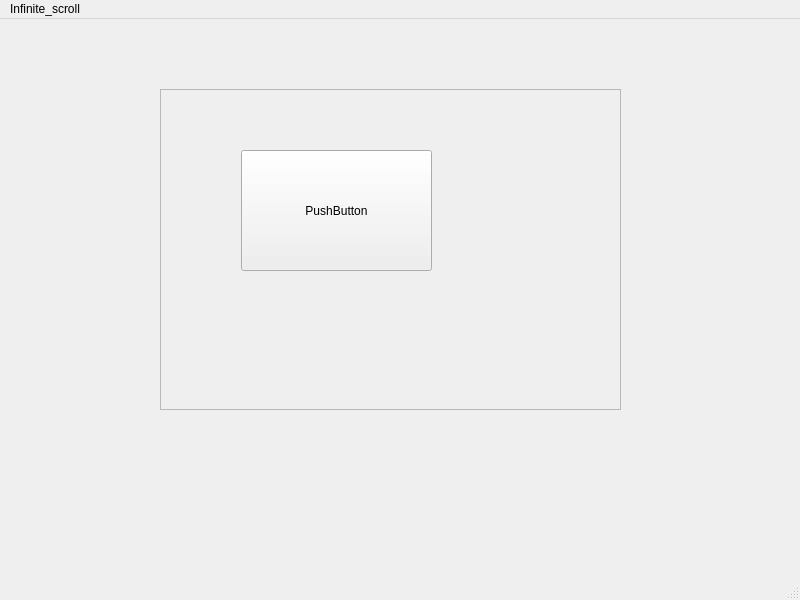
Calquito/TECflix, file TECflix/infinite_scroll.ui: the form before one commit.
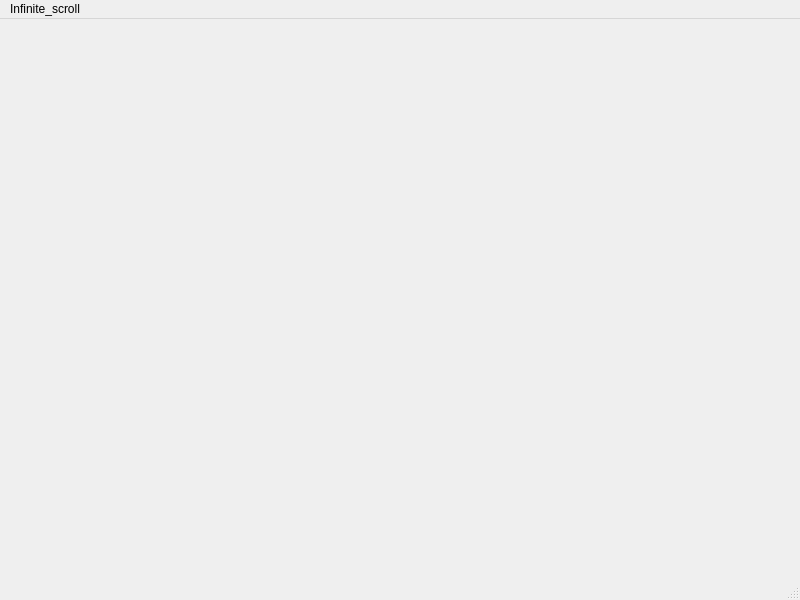
The form after the commit.

```diff
--- a/TECflix/infinite_scroll.ui
+++ b/TECflix/infinite_scroll.ui
@@ -13,44 +13,7 @@
   <property name="windowTitle">
    <string>MainWindow</string>
   </property>
-  <widget class="QWidget" name="centralwidget">
-   <widget class="QScrollArea" name="scrollArea">
-    <property name="geometry">
-     <rect>
-      <x>160</x>
-      <y>70</y>
-      <width>461</width>
-      <height>321</height>
-     </rect>
-    </property>
-    <property name="widgetResizable">
-     <bool>true</bool>
-    </property>
-    <widget class="QWidget" name="scrollAreaWidgetContents">
-     <property name="geometry">
-      <rect>
-       <x>0</x>
-       <y>0</y>
-       <width>459</width>
-       <height>319</height>
-      </rect>
-     </property>
-     <widget class="QPushButton" name="pushButton">
-      <property name="geometry">
-       <rect>
-        <x>80</x>
-        <y>60</y>
-        <width>191</width>
-        <height>121</height>
-       </rect>
-      </property>
-      <property name="text">
-       <string>PushButton</string>
-      </property>
-     </widget>
-    </widget>
-   </widget>
-  </widget>
+  <widget class="QWidget" name="centralwidget"/>
   <widget class="QMenuBar" name="menubar">
    <property name="geometry">
     <rect>
```
Left out of the diff: 2 changed lines with no effect on the pictures.
